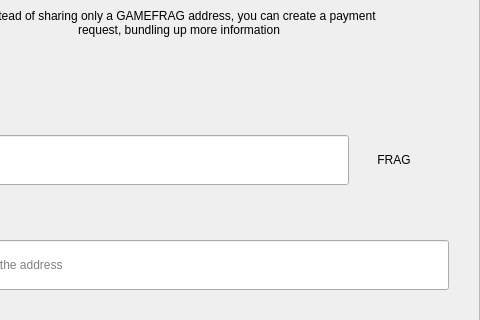
Before: the Qt Designer form src/qt/gamefrag/forms/requestdialog.ui in Game-Frag/game-frag-coin, drawn with Qt 5; both pictures show x 122 to 602 and y 123 to 443 of the 602 by 607 pixel window.
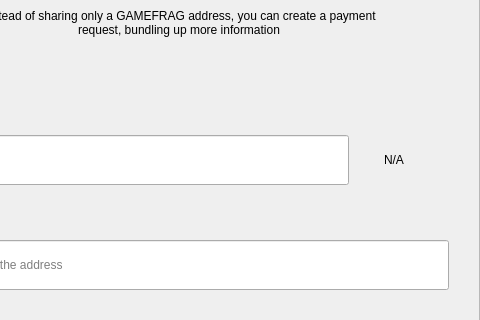
After: the same form once the commit is applied.

```diff
--- a/src/qt/gamefrag/forms/requestdialog.ui
+++ b/src/qt/gamefrag/forms/requestdialog.ui
@@ -327,7 +327,7 @@
                    <item>
                     <widget class="QLabel" name="comboBoxCoin">
                      <property name="text">
-                      <string>FRAG</string>
+                      <string notr="true">N/A</string>
                      </property>
                      <property name="alignment">
                       <set>Qt::AlignCenter</set>
```
Left out of the diff: 4 changed lines with no effect on the pictures.
